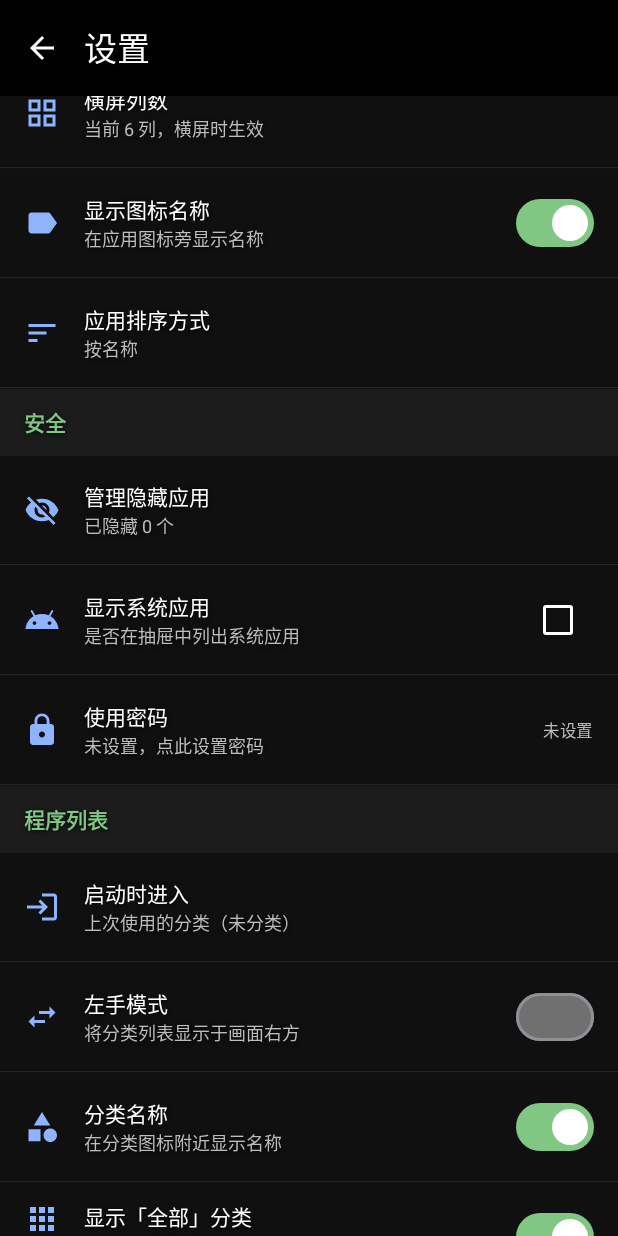
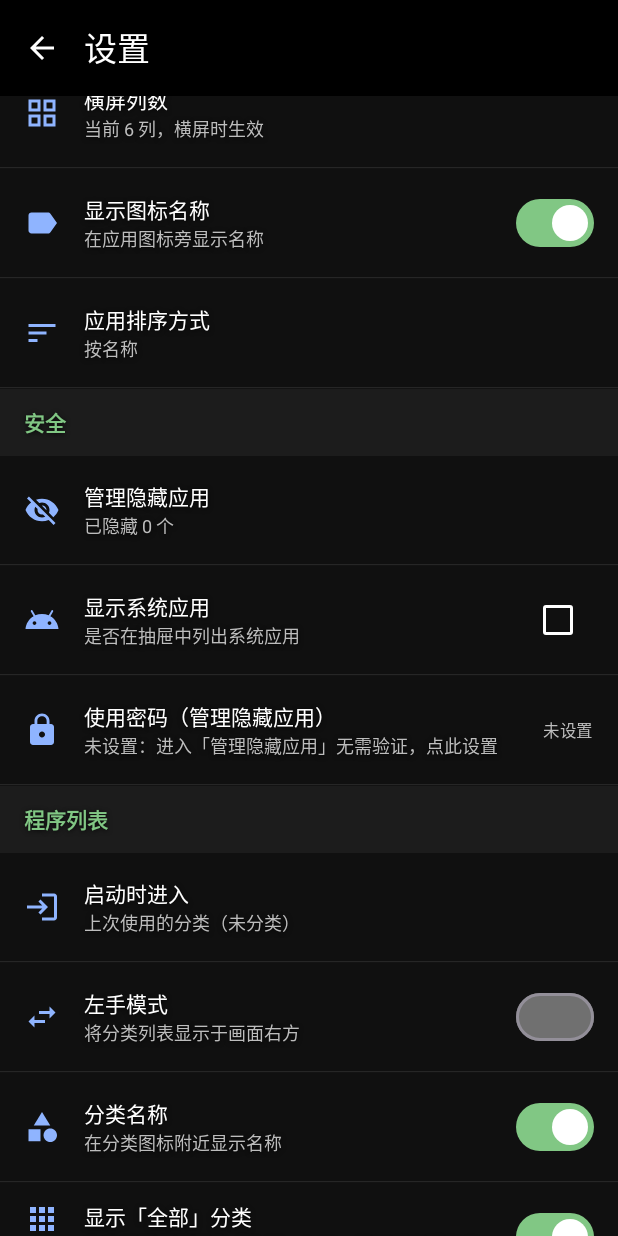
Before and after one commit to PediyCCDebuger/MyDrawer, an Android app built with Jetpack Compose: the composable SettingsScreen shown on its own in the app's theme, scrolled down 532 dp, on a phone screen of 412 x 824 dp. Run offline under Robolectric (Android 15) with nearby library versions, the phone set to English and light mode, and no system bars; pictures from the network do not load.

Commit message:
fix: 长按菜单上滑后点击失效、加大排序窗口、密码说明 (v2.6.1)

```diff
--- a/app/build.gradle.kts
+++ b/app/build.gradle.kts
@@ -23,8 +23,8 @@ android {
     applicationId = "com.pediycc.mydrawer"
     minSdk = 26
     targetSdk = 37
-    versionCode = 9
-    versionName = "2.6.0"
+    versionCode = 10
+    versionName = "2.6.1"
 
     testInstrumentationRunner = "androidx.test.runner.AndroidJUnitRunner"
   }
--- a/app/src/main/kotlin/com/pediycc/mydrawer/ui/SettingsScreen.kt
+++ b/app/src/main/kotlin/com/pediycc/mydrawer/ui/SettingsScreen.kt
@@ -198,8 +198,12 @@ fun SettingsScreen(
             item {
                 val hasPwd = prefs.hiddenAppsPasswordHash.isNotBlank()
                 SettingsRow(
-                    title = "使用密码",
-                    subtitle = if (hasPwd) "管理隐藏应用时需输入密码" else "未设置，点此设置密码",
+                    title = "使用密码（管理隐藏应用）",
+                    subtitle = if (hasPwd) {
+                        "进入「管理隐藏应用」时需输入密码，点此修改或清除"
+                    } else {
+                        "未设置：进入「管理隐藏应用」无需验证，点此设置"
+                    },
                     icon = Icons.Filled.Lock,
                     onClick = { passwordDialog = true },
                     trailing = { Text(if (hasPwd) "已设置" else "未设置", color = DrawerColors.DialogSecondary) },
--- a/app/src/main/kotlin/com/pediycc/mydrawer/ui/Theme.kt
+++ b/app/src/main/kotlin/com/pediycc/mydrawer/ui/Theme.kt
@@ -21,6 +21,7 @@ import androidx.compose.ui.graphics.Color
 import androidx.compose.ui.graphics.Shadow
 import androidx.compose.ui.platform.LocalView
 import androidx.compose.ui.text.TextStyle
+import androidx.compose.ui.unit.Dp
 import androidx.compose.ui.unit.dp
 import androidx.core.view.WindowCompat
 
@@ -99,6 +100,7 @@ fun MyDrawerTheme(content: @Composable () -> Unit) {
 @Composable
 fun ThemedDialog(
     onDismissRequest: () -> Unit,
+    horizontalPadding: Dp = 24.dp,
     content: @Composable ColumnScope.() -> Unit,
 ) {
     BasicAlertDialog(onDismissRequest = onDismissRequest) {
@@ -107,7 +109,7 @@ fun ThemedDialog(
             color = DrawerColors.DialogContainer,
             contentColor = DrawerColors.DialogText,
             shadowElevation = 8.dp,
-            modifier = Modifier.fillMaxWidth().padding(horizontal = 24.dp),
+            modifier = Modifier.fillMaxWidth().padding(horizontal = horizontalPadding),
         ) {
             Column(Modifier.padding(20.dp), content = content)
         }
```
Also changed, not shown: app/src/main/kotlin/com/pediycc/mydrawer/ui/Dialogs.kt (+26 -14 lines), 2 other files.
